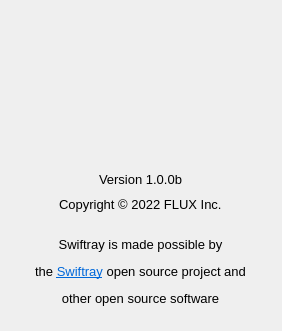
flux3dp/swiftray, file src/windows/about-window.ui: the form before one commit.
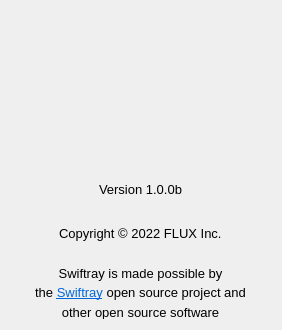
The form after the commit. Icons and pictures are not drawn.

Commit message: Remove the font setting for windows to update

Diff of the .ui file:
```diff
--- a/src/windows/about-window.ui
+++ b/src/windows/about-window.ui
@@ -7,7 +7,7 @@
     <x>0</x>
     <y>0</y>
     <width>282</width>
-    <height>331</height>
+    <height>330</height>
    </rect>
   </property>
   <property name="sizePolicy">
@@ -96,7 +96,7 @@
    </item>
    <item>
     <layout class="QVBoxLayout" name="verticalLayout_2">
-     <item alignment="Qt::AlignHCenter|Qt::AlignTop">
+     <item alignment="Qt::AlignHCenter|Qt::AlignVCenter">
       <widget class="QLabel" name="labelVersion">
        <property name="sizePolicy">
         <sizepolicy hsizetype="Preferred" vsizetype="Preferred">
@@ -104,17 +104,12 @@
          <verstretch>0</verstretch>
         </sizepolicy>
        </property>
-       <property name="font">
-        <font>
-         <family>Helvetica Neue</family>
-        </font>
-       </property>
        <property name="text">
         <string>&lt;html&gt;&lt;head/&gt;&lt;body&gt;&lt;p&gt;&lt;span style=&quot; font-size:10pt;&quot;&gt;Version 1.0.0b&lt;/span&gt;&lt;/p&gt;&lt;/body&gt;&lt;/html&gt;</string>
        </property>
       </widget>
      </item>
-     <item alignment="Qt::AlignHCenter|Qt::AlignTop">
+     <item alignment="Qt::AlignHCenter|Qt::AlignVCenter">
       <widget class="QLabel" name="label_5">
        <property name="sizePolicy">
         <sizepolicy hsizetype="Preferred" vsizetype="Preferred">
@@ -122,17 +117,12 @@
          <verstretch>0</verstretch>
         </sizepolicy>
        </property>
-       <property name="font">
-        <font>
-         <family>Helvetica Neue</family>
-        </font>
-       </property>
        <property name="text">
         <string>&lt;html&gt;&lt;head/&gt;&lt;body&gt;&lt;p&gt;&lt;span style=&quot; font-size:10pt;&quot;&gt;Copyright © 2022 FLUX Inc.&lt;/span&gt;&lt;/p&gt;&lt;/body&gt;&lt;/html&gt;</string>
        </property>
       </widget>
      </item>
-     <item alignment="Qt::AlignHCenter|Qt::AlignTop">
+     <item alignment="Qt::AlignHCenter|Qt::AlignVCenter">
       <widget class="QLabel" name="label">
        <property name="sizePolicy">
         <sizepolicy hsizetype="Preferred" vsizetype="Preferred">
@@ -146,13 +136,11 @@
          <height>0</height>
         </size>
        </property>
-       <property name="font">
-        <font>
-         <family>Helvetica Neue</family>
-        </font>
+       <property name="midLineWidth">
+        <number>0</number>
        </property>
        <property name="text">
-        <string>&lt;html&gt;&lt;head/&gt;&lt;body&gt;&lt;p align=&quot;center&quot;&gt;&lt;span style=&quot; font-size:10pt;&quot;&gt;&lt;br/&gt;Swiftray is made possible by&lt;/span&gt;&lt;/p&gt;&lt;p align=&quot;center&quot;&gt;&lt;span style=&quot; font-size:10pt;&quot;&gt;the &lt;/span&gt;&lt;a href=&quot;https://github.com/flux3dp/swiftray&quot;&gt;&lt;span style=&quot; font-size:10pt; text-decoration: underline; color:#0068da;&quot;&gt;Swiftray&lt;/span&gt;&lt;/a&gt;&lt;span style=&quot; font-size:10pt;&quot;&gt; open source project and&lt;/span&gt;&lt;/p&gt;&lt;p align=&quot;center&quot;&gt;&lt;span style=&quot; font-size:10pt;&quot;&gt;other open source software&lt;br/&gt;&lt;/span&gt;&lt;/p&gt;&lt;/body&gt;&lt;/html&gt;</string>
+        <string>&lt;html&gt;&lt;head/&gt;&lt;body&gt;&lt;p align=&quot;center&quot; style=&quot;line-height:0.5&quot;&gt;&lt;span style=&quot; font-size:10pt;&quot;&gt;&lt;br/&gt;Swiftray is made possible by&lt;/span&gt;&lt;/p&gt;&lt;p align=&quot;center&quot; style=&quot;line-height:0.5&quot;&gt;&lt;span style=&quot; font-size:10pt;&quot;&gt;the &lt;/span&gt;&lt;a href=&quot;https://github.com/flux3dp/swiftray&quot;&gt;&lt;span style=&quot; font-size:10pt; text-decoration: underline; color:#0068da;&quot;&gt;Swiftray&lt;/span&gt;&lt;/a&gt;&lt;span style=&quot; font-size:10pt;&quot;&gt; open source project and&lt;/span&gt;&lt;/p&gt;&lt;p align=&quot;center&quot; style=&quot;line-height:0.5&quot;&gt;&lt;span style=&quot; font-size:10pt;&quot;&gt;other open source software&lt;br/&gt;&lt;/span&gt;&lt;/p&gt;&lt;/body&gt;&lt;/html&gt;</string>
        </property>
       </widget>
      </item>
```
The commit also changes 3 other files.
